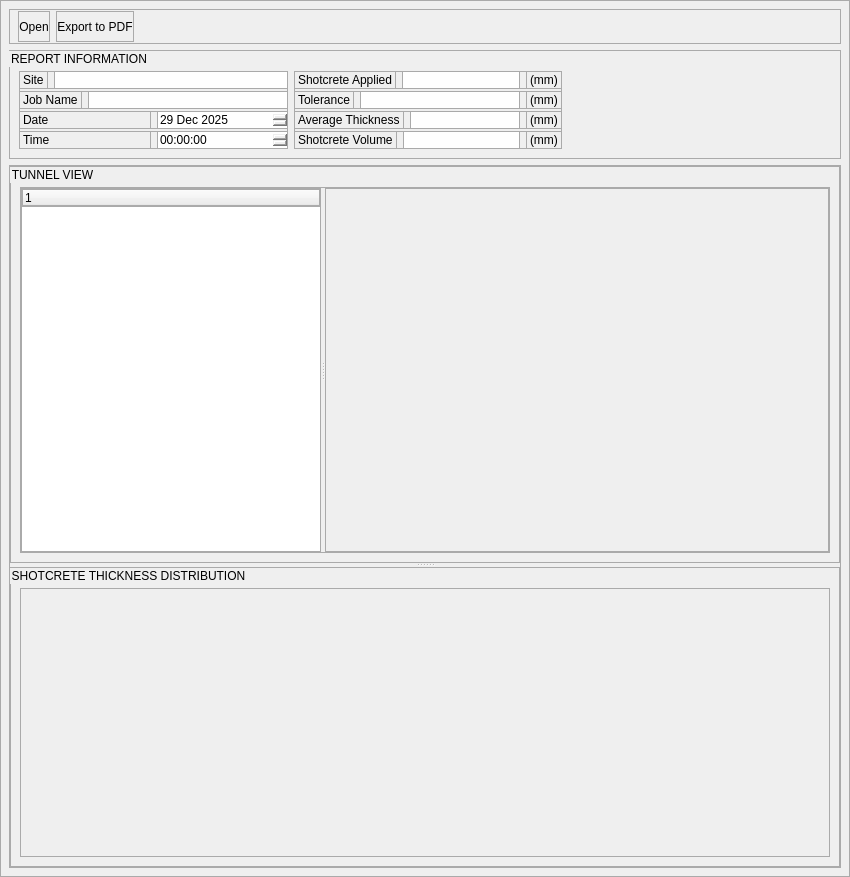
Before: the Qt Designer form designer/report_creator_dialog.ui in jacondv/PPS_Report_Tool, drawn with Qt 5.
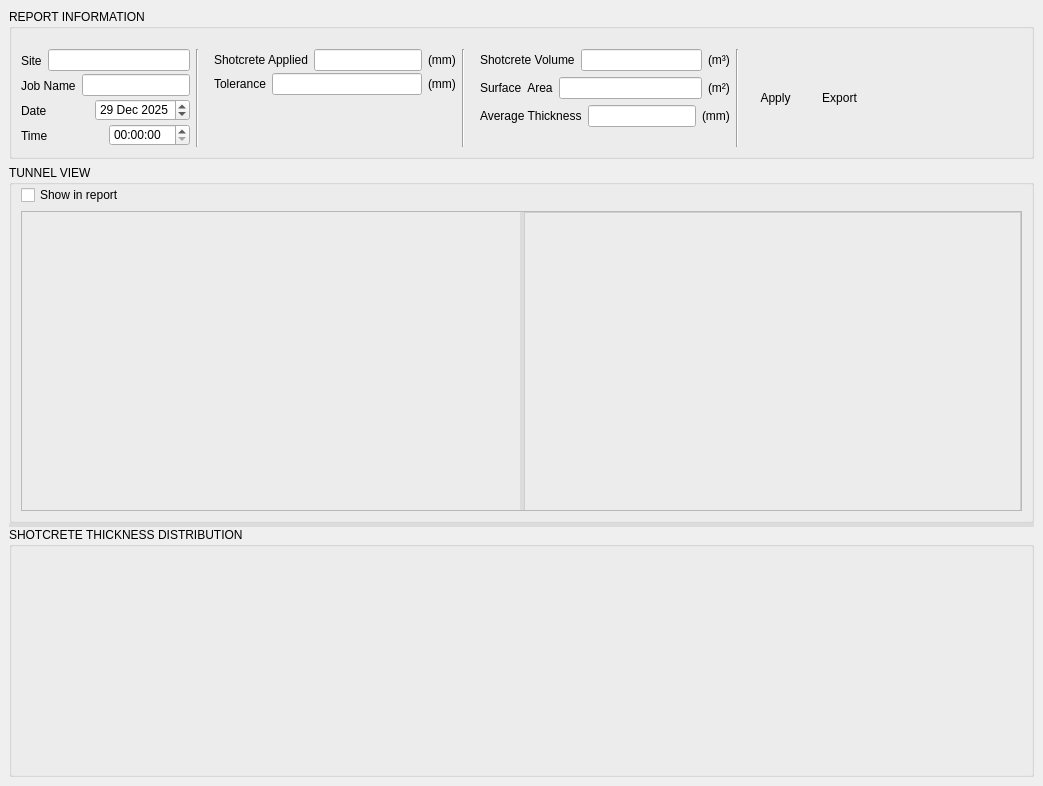
After: the same form once the commit is applied. Icons and pictures are not drawn.

Diff of the .ui file:
```diff
--- a/designer/report_creator_dialog.ui
+++ b/designer/report_creator_dialog.ui
@@ -6,15 +6,198 @@
    <rect>
     <x>0</x>
     <y>0</y>
-    <width>850</width>
-    <height>877</height>
+    <width>1043</width>
+    <height>782</height>
    </rect>
   </property>
   <property name="windowTitle">
    <string>Dialog</string>
   </property>
   <property name="styleSheet">
-   <string notr="true">border: 1px solid rgb(170, 170, 170);
+   <string notr="true">/* =========================
+   GLOBAL
+========================= */
+QMainWindow {
+    background-color: #f5f6f8;
+    color: #2b2b2b;
+    font-family: &quot;Segoe UI&quot;, &quot;Roboto&quot;, &quot;Arial&quot;;
+    font-size: 12px;
+}
+
+/* =========================
+   CENTRAL WIDGET
+========================= */
+QWidget#centralwidget {
+    background-color: #f5f6f8;
+}
+
+/* =========================
+   TOOLBAR
+========================= */
+QToolBar {
+    background: #ffffff;
+    border-bottom: 1px solid #dcdcdc;
+    spacing: 6px;
+    padding: 4px;
+}
+
+QToolButton {
+    background-color: transparent;
+    border: 1px solid transparent;
+    padding: 6px 10px;
+    border-radius: 4px;
+}
+
+QToolButton:hover {
+    background-color: #e8f1fb;
+    border: 1px solid #c9def4;
+}
+
+QToolButton:pressed {
+    background-color: #0078d7;
+    border: 1px solid #0078d7;
+    color: #ffffff;
+}
+
+/* =========================
+   MENU BAR
+========================= */
+QMenuBar {
+    background-color: #ffffff;
+    color: #2b2b2b;
+    border-bottom: 1px solid #dcdcdc;
+}
+
+QMenuBar::item:selected {
+    background-color: #e8f1fb;
+}
+
+QMenu {
+    background-color: #ffffff;
+    border: 1px solid #dcdcdc;
+}
+
+QMenu::item:selected {
+    background-color: #0078d7;
+    color: #ffffff;
+}
+
+/* =========================
+   DOCK WIDGET
+========================= */
+QDockWidget {
+    background-color: #ffffff;
+}
+
+QDockWidget::title {
+    background: #f0f2f5;
+    padding: 6px;
+    border-bottom: 1px solid #dcdcdc;
+    font-weight: bold;
+}
+
+QDockWidget::close-button,
+QDockWidget::float-button {
+    border: none;
+    background: transparent;
+}
+
+QDockWidget::close-button:hover,
+QDockWidget::float-button:hover {
+    background: #e8f1fb;
+}
+
+/* =========================
+   TREE WIDGET
+========================= */
+QTreeWidget {
+    background-color: #ffffff;
+    alternate-background-color: #f6f8fa;
+    border: 1px solid #dcdcdc;
+    padding: 4px;
+}
+
+QTreeWidget::item {
+    padding: 4px;
+}
+
+QTreeWidget::item:selected {
+    background-color: #cfe5ff;
+    color: #000000;
+}
+
+QHeaderView::section {
+    background-color: #f0f2f5;
+    color: #333333;
+    padding: 4px;
+    border: 1px solid #dcdcdc;
+}
+
+/* =========================
+   LIST WIDGET
+========================= */
+QListWidget {
+    background-color: #ffffff;
+    border: 1px solid #dcdcdc;
+}
+
+QListWidget::item {
+    padding: 6px;
+}
+
+QListWidget::item:selected {
+    background-color: #cfe5ff;
+    color: #000000;
+}
+
+/* =========================
+   SPLITTER
+========================= */
+QSplitter::handle {
+    background-color: #dcdcdc;
+}
+
+QSplitter::handle:hover {
+    background-color: #0078d7;
+}
+
+/* =========================
+   STATUS BAR
+========================= */
+QStatusBar {
+    background-color: #f0f2f5;
+    border-top: 1px solid #dcdcdc;
+    color: #333333;
+}
+
+/* =========================
+   SCROLL BAR
+========================= */
+QScrollBar:vertical {
+    background: #f0f2f5;
+    width: 12px;
+}
+
+QScrollBar::handle:vertical {
+    background: #c4c4c4;
+    border-radius: 6px;
+}
+
+QScrollBar::handle:vertical:hover {
+    background: #0078d7;
+}
+
+QScrollBar::add-line:vertical,
+QScrollBar::sub-line:vertical {
+    background: none;
+}
+
+/* =========================
+   CLOUD VIEW PLACEHOLDER
+========================= */
+QWidget#cloud_viewer {
+    border: 1px solid #cfcfcf;
+}
 </string>
   </property>
   <layout class="QVBoxLayout" name="verticalLayout">
@@ -39,87 +222,6 @@
       </sizepolicy>
      </property>
      <layout class="QVBoxLayout" name="verticalLayout_4">
-      <item>
-       <widget class="QWidget" name="widget_12" native="true">
-        <property name="sizePolicy">
-         <sizepolicy hsizetype="Expanding" vsizetype="Fixed">
-          <horstretch>0</horstretch>
-          <verstretch>0</verstretch>
-         </sizepolicy>
-        </property>
-        <property name="minimumSize">
-         <size>
-          <width>0</width>
-          <height>35</height>
-         </size>
-        </property>
-        <property name="maximumSize">
-         <size>
-          <width>16777215</width>
-          <height>40</height>
-         </size>
-        </property>
-        <layout class="QHBoxLayout" name="horizontalLayout_10">
-         <property name="topMargin">
-          <number>2</number>
-         </property>
-         <property name="bottomMargin">
-          <number>2</number>
-         </property>
-         <item>
-          <widget class="QPushButton" name="btnOpen">
-           <property name="sizePolicy">
-            <sizepolicy hsizetype="Minimum" vsizetype="Preferred">
-             <horstretch>0</horstretch>
-             <verstretch>0</verstretch>
-            </sizepolicy>
-           </property>
-           <property name="maximumSize">
-            <size>
-             <width>100</width>
-             <height>16777215</height>
-            </size>
-           </property>
-           <property name="text">
-            <string>Open</string>
-           </property>
-          </widget>
-         </item>
-         <item>
-          <widget class="QPushButton" name="btnExport">
-           <property name="sizePolicy">
-            <sizepolicy hsizetype="Minimum" vsizetype="Preferred">
-             <horstretch>0</horstretch>
-             <verstretch>0</verstretch>
-            </sizepolicy>
-           </property>
-           <property name="maximumSize">
-            <size>
-             <width>200</width>
-             <height>16777215</height>
-            </size>
-           </property>
-           <property name="text">
-            <string>Export to PDF</string>
-           </property>
-          </widget>
-         </item>
-         <item>
-          <spacer name="horizontalSpacer_2">
-           <property name="orientation">
-            <enum>Qt::Horizontal</enum>
-           </property>
-           <property name="sizeHint" stdset="0">
-            <size>
-             <width>40</width>
-             <height>20</height>
-            </size>
-           </property>
-          </spacer>
-         </item>
-        </layout>
-       </widget>
-      </item>
       <item>
        <widget class="QGroupBox" name="groupBox">
         <property name="sizePolicy">
@@ -307,15 +409,19 @@
            </layout>
           </widget>
          </item>
+         <item>
+          <widget class="Line" name="line_9">
+           <property name="orientation">
+            <enum>Qt::Vertical</enum>
+           </property>
+          </widget>
+         </item>
          <item>
           <widget class="QWidget" name="widget_7" native="true">
            <layout class="QVBoxLayout" name="verticalLayout_3">
             <property name="spacing">
              <number>2</number>
             </property>
-            <property name="leftMargin">
-             <number>0</number>
-            </property>
             <property name="topMargin">
              <number>0</number>
             </property>
@@ -396,40 +502,40 @@
              </widget>
             </item>
             <item>
-             <widget class="QWidget" name="widget_9" native="true">
-              <layout class="QHBoxLayout" name="horizontalLayout_6">
-               <property name="leftMargin">
-                <number>0</number>
-               </property>
-               <property name="topMargin">
-                <number>0</number>
-               </property>
-               <property name="rightMargin">
-                <number>0</number>
-               </property>
-               <property name="bottomMargin">
-                <number>0</number>
-               </property>
-               <item>
-                <widget class="QLabel" name="label_6">
-                 <property name="text">
-                  <string>Average Thickness</string>
-                 </property>
-                </widget>
-               </item>
-               <item>
-                <widget class="QLineEdit" name="txtAverageThickness"/>
-               </item>
-               <item>
-                <widget class="QLabel" name="label_11">
-                 <property name="text">
-                  <string>(mm)</string>
-                 </property>
-                </widget>
-               </item>
-              </layout>
-             </widget>
+             <spacer name="verticalSpacer">
+              <property name="orientation">
+               <enum>Qt::Vertical</enum>
+              </property>
+              <property name="sizeHint" stdset="0">
+               <size>
+                <width>20</width>
+                <height>40</height>
+               </size>
+              </property>
+             </spacer>
             </item>
+           </layout>
+          </widget>
+         </item>
+         <item>
+          <widget class="Line" name="line_10">
+           <property name="orientation">
+            <enum>Qt::Vertical</enum>
+           </property>
+          </widget>
+         </item>
+         <item>
+          <widget class="QWidget" name="widget_13" native="true">
+           <layout class="QVBoxLayout" name="verticalLayout_7">
+            <property name="topMargin">
+             <number>0</number>
+            </property>
+            <property name="rightMargin">
+             <number>0</number>
+            </property>
+            <property name="bottomMargin">
+             <number>0</number>
+            </property>
             <item>
              <widget class="QWidget" name="widget_10" native="true">
               <layout class="QHBoxLayout" name="horizontalLayout_7">
@@ -458,11 +564,162 @@
                <item>
                 <widget class="QLabel" name="label_12">
                  <property name="text">
+                  <string>(m³)</string>
+                 </property>
+                </widget>
+               </item>
+              </layout>
+             </widget>
+            </item>
+            <item>
+             <widget class="QWidget" name="widget_16" native="true">
+              <layout class="QHBoxLayout" name="horizontalLayout_14">
+               <property name="leftMargin">
+                <number>0</number>
+               </property>
+               <property name="topMargin">
+                <number>0</number>
+               </property>
+               <property name="rightMargin">
+                <number>0</number>
+               </property>
+               <property name="bottomMargin">
+                <number>0</number>
+               </property>
+               <item>
+                <widget class="QLabel" name="label_13">
+                 <property name="text">
+                  <string>Surface  Area</string>
+                 </property>
+                </widget>
+               </item>
+               <item>
+                <widget class="QLineEdit" name="txtSurfaceArea"/>
+               </item>
+               <item>
+                <widget class="QLabel" name="label_14">
+                 <property name="text">
+                  <string>(m²)</string>
+                 </property>
+                </widget>
+               </item>
+              </layout>
+             </widget>
+            </item>
+            <item>
+             <widget class="QWidget" name="widget_9" native="true">
+              <layout class="QHBoxLayout" name="horizontalLayout_6">
+               <property name="leftMargin">
+                <number>0</number>
+               </property>
+               <property name="topMargin">
+                <number>0</number>
+               </property>
+               <property name="rightMargin">
+                <number>0</number>
+               </property>
+               <property name="bottomMargin">
+                <number>0</number>
+               </property>
+               <item>
+                <widget class="QLabel" name="label_6">
+                 <property name="text">
+                  <string>Average Thickness</string>
+                 </property>
+                </widget>
+               </item>
+               <item>
+                <widget class="QLineEdit" name="txtAverageThickness"/>
+               </item>
+               <item>
+                <widget class="QLabel" name="label_11">
+                 <property name="text">
                   <string>(mm)</string>
                  </property>
                 </widget>
                </item>
               </layout>
+             </widget>
+            </item>
+            <item>
+             <spacer name="verticalSpacer_2">
+              <property name="orientation">
+               <enum>Qt::Vertical</enum>
+              </property>
+              <property name="sizeHint" stdset="0">
+               <size>
+                <width>20</width>
+                <height>40</height>
+               </size>
+              </property>
+             </spacer>
+            </item>
+           </layout>
+          </widget>
+         </item>
+         <item>
+          <widget class="Line" name="line_11">
+           <property name="orientation">
+            <enum>Qt::Vertical</enum>
+           </property>
+          </widget>
+         </item>
+         <item>
+          <widget class="QWidget" name="widget_14" native="true">
+           <layout class="QHBoxLayout" name="horizontalLayout_13">
+            <property name="spacing">
+             <number>0</number>
+            </property>
+            <property name="leftMargin">
+             <number>0</number>
+            </property>
+            <property name="topMargin">
+             <number>0</number>
+            </property>
+            <property name="rightMargin">
+             <number>0</number>
+            </property>
+            <property name="bottomMargin">
+             <number>0</number>
+            </property>
+            <item>
+             <widget class="QToolButton" name="btnUpdate">
+              <property name="text">
+               <string>Apply</string>
+              </property>
+              <property name="icon">
+               <iconset resource="resource.qrc">
+                <normaloff>:/icon/icon/arrow.png</normaloff>:/icon/icon/arrow.png</iconset>
+              </property>
+              <property name="iconSize">
+               <size>
+                <width>30</width>
+                <height>30</height>
+               </size>
+              </property>
+              <property name="toolButtonStyle">
+               <enum>Qt::ToolButtonTextUnderIcon</enum>
+              </property>
+             </widget>
+            </item>
+            <item>
+             <widget class="QToolButton" name="btnExport">
+              <property name="text">
+               <string>Export</string>
+              </property>
+              <property name="icon">
+               <iconset resource="resource.qrc">
+                <normaloff>:/icon/icon/pdf.png</normaloff>:/icon/icon/pdf.png</iconset>
+              </property>
+              <property name="iconSize">
+               <size>
+                <width>30</width>
+                <height>30</height>
+               </size>
+              </property>
+              <property name="toolButtonStyle">
+               <enum>Qt::ToolButtonTextUnderIcon</enum>
+              </property>
              </widget>
             </item>
            </layout>
@@ -486,6 +743,12 @@
       </item>
       <item>
        <widget class="QSplitter" name="splitter">
+        <property name="sizePolicy">
+         <sizepolicy hsizetype="Expanding" vsizetype="Expanding">
+          <horstretch>0</horstretch>
+          <verstretch>0</verstretch>
+         </sizepolicy>
+        </property>
         <property name="orientation">
          <enum>Qt::Vertical</enum>
         </property>
@@ -496,32 +759,123 @@
            <verstretch>0</verstretch>
           </sizepolicy>
          </property>
-         <property name="minimumSize">
-          <size>
-           <width>0</width>
-           <height>300</height>
-          </size>
-         </property>
          <property name="title">
           <string>TUNNEL VIEW</string>
          </property>
-         <layout class="QHBoxLayout" name="horizontalLayout_12">
+         <layout class="QVBoxLayout" name="verticalLayout_9">
           <property name="topMargin">
-           <number>20</number>
+           <number>0</number>
           </property>
+          <item>
+           <widget class="QWidget" name="widget_15" native="true">
+            <property name="maximumSize">
+             <size>
+              <width>16777215</width>
+              <height>30</height>
+             </size>
+            </property>
+            <layout class="QHBoxLayout" name="horizontalLayout_12">
+             <property name="leftMargin">
+              <number>0</number>
+             </property>
+             <property name="topMargin">
+              <number>0</number>
+             </property>
+             <property name="rightMargin">
+              <number>0</number>
+             </property>
+             <property name="bottomMargin">
+              <number>0</number>
+             </property>
+             <item>
+              <widget class="QWidget" name="widget_toolbar" native="true">
+               <property name="maximumSize">
+                <size>
+                 <width>16777215</width>
+                 <height>35</height>
+                </size>
+               </property>
+               <layout class="QHBoxLayout" name="horizontalLayout_10">
+                <property name="spacing">
+                 <number>2</number>
+                </property>
+                <property name="leftMargin">
+                 <number>0</number>
+                </property>
+                <property name="topMargin">
+                 <number>0</number>
+                </property>
+                <property name="rightMargin">
+                 <number>20</number>
+                </property>
+                <property name="bottomMargin">
+                 <number>0</number>
+                </property>
+                <item>
+                 <widget class="QCheckBox" name="chkAddOverviewImage">
+                  <property name="text">
+                   <string>Show in report</string>
+                  </property>
+                 </widget>
+                </item>
+                <item>
+                 <spacer name="horizontalSpacer_2">
+                  <property name="orientation">
+                   <enum>Qt::Horizontal</enum>
+                  </property>
+                  <property name="sizeHint" stdset="0">
+                   <size>
+                    <width>40</width>
+                    <height>20</height>
+                   </size>
+                  </property>
+                 </spacer>
+                </item>
+               </layout>
+              </widget>
+             </item>
+            </layout>
+           </widget>
+          </item>
           <item>
            <widget class="QSplitter" name="splitter_2">
+            <property name="enabled">
+             <bool>true</bool>
+            </property>
+            <property name="sizePolicy">
+             <sizepolicy hsizetype="Expanding" vsizetype="Expanding">
+              <horstretch>0</horstretch>
+              <verstretch>0</verstretch>
+             </sizepolicy>
+            </property>
+            <property name="frameShape">
+             <enum>QFrame::StyledPanel</enum>
+            </property>
             <property name="orientation">
              <enum>Qt::Horizontal</enum>
             </property>
-            <widget class="QWidget" name="widget_13" native="true">
-             <property name="maximumSize">
+            <widget class="QWidget" name="cloud_over_viewer" native="true">
+             <property name="sizePolicy">
+              <sizepolicy hsizetype="Expanding" vsizetype="Expanding">
+               <horstretch>0</horstretch>
+               <verstretch>0</verstretch>
+              </sizepolicy>
+             </property>
+             <property name="minimumSize">
               <size>
-               <width>300</width>
-               <height>16777215</height>
+               <width>400</width>
+               <height>300</height>
               </size>
              </property>
-             <layout class="QVBoxLayout" name="verticalLayout_5">
+            </widget>
+            <widget class="QWidget" name="widget_17" native="true">
+             <property name="minimumSize">
+              <size>
+               <width>200</width>
+               <height>0</height>
+              </size>
+             </property>
+             <layout class="QVBoxLayout" name="verticalLayout_8">
               <property name="leftMargin">
                <number>0</number>
               </property>
@@ -535,31 +889,30 @@
                <number>0</number>
               </property>
               <item>
-               <widget class="QTreeWidget" name="treeJobData">
-                <column>
-                 <property name="text">
-                  <string notr="true">1</string>
-                 </property>
-                </column>
+               <widget class="QWidget" name="cloud_viewer" native="true">
+                <property name="sizePolicy">
+                 <sizepolicy hsizetype="Expanding" vsizetype="Expanding">
+                  <horstretch>0</horstretch>
+                  <verstretch>0</verstretch>
+                 </sizepolicy>
+                </property>
+                <property name="minimumSize">
+                 <size>
+                  <width>400</width>
+                  <height>300</height>
+                 </size>
+                </property>
                </widget>
               </item>
              </layout>
             </widget>
-            <widget class="QWidget" name="cloud_viewer" native="true">
-             <property name="sizePolicy">
-              <sizepolicy hsizetype="Preferred" vsizetype="Expanding">
-               <horstretch>0</horstretch>
-               <verstretch>0</verstretch>
-              </sizepolicy>
-             </property>
-            </widget>
            </widget>
           </item>
          </layout>
         </widget>
         <widget class="QGroupBox" name="groupBox_3">
          <property name="sizePolicy">
-          <sizepolicy hsizetype="Expanding" vsizetype="Preferred">
+          <sizepolicy hsizetype="Expanding" vsizetype="Expanding">
            <horstretch>0</horstretch>
            <verstretch>0</verstretch>
           </sizepolicy>
@@ -567,7 +920,7 @@
          <property name="minimumSize">
           <size>
            <width>0</width>
-           <height>300</height>
+           <height>250</height>
           </size>
          </property>
          <property name="title">
@@ -578,13 +931,43 @@
            <number>20</number>
           </property>
           <item>
-           <widget class="QWidget" name="chart_viewer" native="true">
+           <widget class="QWidget" name="chart_viewer_widget" native="true">
             <property name="sizePolicy">
-             <sizepolicy hsizetype="Preferred" vsizetype="Expanding">
+             <sizepolicy hsizetype="Expanding" vsizetype="Expanding">
               <horstretch>0</horstretch>
               <verstretch>0</verstretch>
              </sizepolicy>
             </property>
+            <layout class="QHBoxLayout" name="horizontalLayout_11">
+             <item>
+              <widget class="QLabel" name="chart_viewer">
+               <property name="sizePolicy">
+                <sizepolicy hsizetype="Fixed" vsizetype="Expanding">
+                 <horstretch>0</horstretch>
+                 <verstretch>0</verstretch>
+                </sizepolicy>
+               </property>
+               <property name="minimumSize">
+                <size>
+                 <width>200</width>
+                 <height>0</height>
+                </size>
+               </property>
+               <property name="maximumSize">
+                <size>
+                 <width>400</width>
+                 <height>16777215</height>
+                </size>
+               </property>
+               <property name="text">
+                <string/>
+               </property>
+               <property name="alignment">
+                <set>Qt::AlignCenter</set>
+               </property>
+              </widget>
+             </item>
+            </layout>
            </widget>
           </item>
          </layout>
```
Left out of the diff: 4 changed lines with no effect on the pictures.
